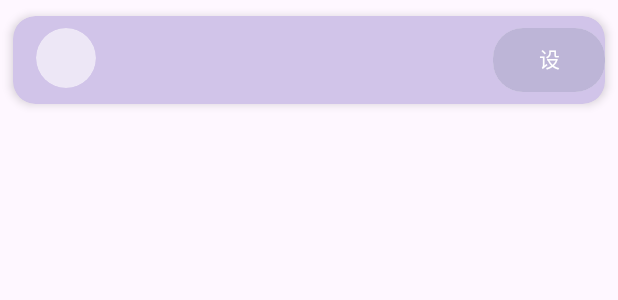
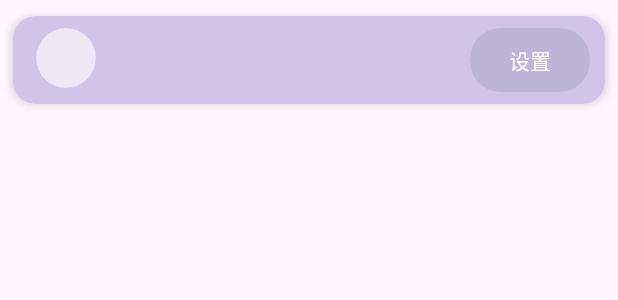
Before and after one commit to OneFeiFan/MCEngine, an Android app: the layout activity_list.xml on its own in the app's theme, with its tools: preview values and no code run, on a phone screen of 412 x 824 dp. Shown: the top 300 px of the screen. Run offline under Robolectric (Android 15) with nearby library versions, the phone set to English and light mode, and no system bars; plain views replace Button; network calls fail.

Commit message:
完善界面

```diff
--- a/app/src/main/res/layout/activity_list.xml
+++ b/app/src/main/res/layout/activity_list.xml
@@ -13,11 +13,14 @@
     <RelativeLayout
         android:layout_width="match_parent"
         android:layout_height="match_parent"
+        android:id="@+id/rl"
         android:orientation="vertical">
 
         <androidx.cardview.widget.CardView
             android:layout_width="40dp"
             android:layout_height="40dp"
+            android:id="@+id/card1"
+            android:layout_alignParentLeft="true"
             android:layout_marginStart="15dp"
             android:layout_marginTop="8dp"
             android:layout_marginBottom="8dp"
@@ -43,8 +46,9 @@
         <androidx.cardview.widget.CardView
             android:layout_width="80dp"
             android:layout_height="80dp"
-            android:layout_marginStart="320dp"
+            android:layout_alignParentEnd="true"
             android:layout_marginTop="8dp"
+            android:layout_marginEnd="10dp"
             android:layout_marginBottom="8dp"
             app:cardCornerRadius="20dp"
             app:cardElevation="0dp">
@@ -53,11 +57,11 @@
                 android:id="@+id/button"
                 android:layout_width="match_parent"
                 android:layout_height="match_parent"
+                android:background="@color/purple_50"
                 android:clickable="true"
-                app:gTouchEffect="ripple"
                 android:gravity="center"
                 android:text="@string/settings"
-                android:background="@color/purple_50"/>
+                app:gTouchEffect="ripple" />
         </androidx.cardview.widget.CardView>
 
 
```
